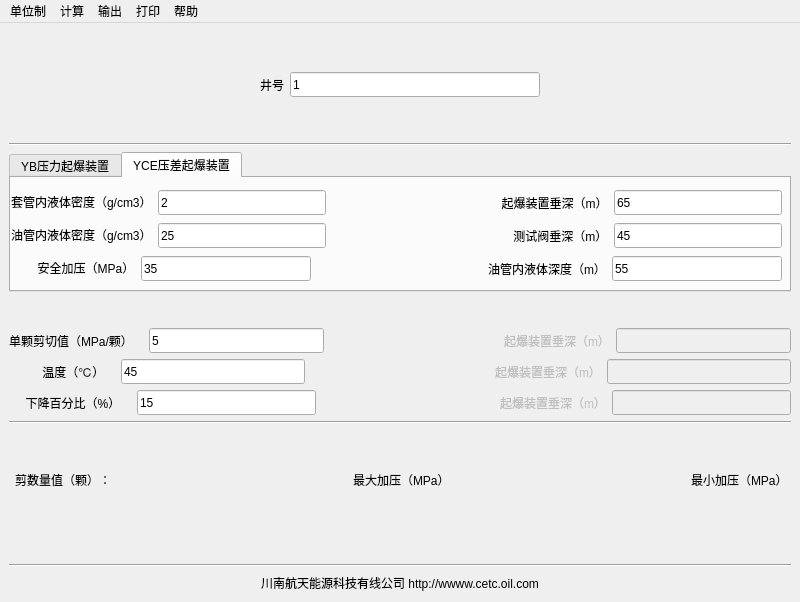
Old version of the form 02_python/ShearPinCalc/MainWindow.ui in the repository kurcoy/cetc.
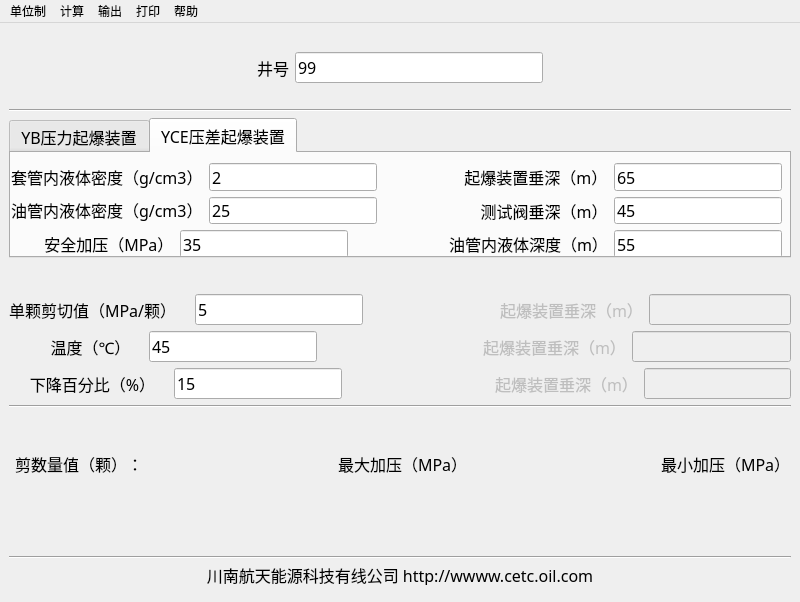
New version of the form.

Diff of the .ui file:
```diff
--- a/02_python/ShearPinCalc/MainWindow.ui
+++ b/02_python/ShearPinCalc/MainWindow.ui
@@ -29,6 +29,12 @@
    <layout class="QVBoxLayout" name="verticalLayout_3">
     <item>
      <spacer name="verticalSpacer">
+      <property name="font">
+       <font>
+        <family>宋体</family>
+        <pointsize>12</pointsize>
+       </font>
+      </property>
       <property name="orientation">
        <enum>Qt::Vertical</enum>
       </property>
@@ -38,7 +44,7 @@
       <property name="sizeHint" stdset="0">
        <size>
         <width>20</width>
-        <height>40</height>
+        <height>20</height>
        </size>
       </property>
      </spacer>
@@ -47,6 +53,12 @@
      <layout class="QHBoxLayout" name="horizontalLayout_7">
       <item>
        <spacer name="horizontalSpacer_2">
+        <property name="font">
+         <font>
+          <family>宋体</family>
+          <pointsize>12</pointsize>
+         </font>
+        </property>
         <property name="orientation">
          <enum>Qt::Horizontal</enum>
         </property>
@@ -63,6 +75,12 @@
       </item>
       <item>
        <widget class="QLabel" name="label">
+        <property name="font">
+         <font>
+          <family>宋体</family>
+          <pointsize>12</pointsize>
+         </font>
+        </property>
         <property name="text">
          <string>井号</string>
         </property>
@@ -76,8 +94,14 @@
           <height>25</height>
          </size>
         </property>
+        <property name="font">
+         <font>
+          <family>宋体</family>
+          <pointsize>12</pointsize>
+         </font>
+        </property>
         <property name="text">
-         <string>1</string>
+         <string>99</string>
         </property>
         <property name="placeholderText">
          <string/>
@@ -86,6 +110,12 @@
       </item>
       <item>
        <spacer name="horizontalSpacer">
+        <property name="font">
+         <font>
+          <family>宋体</family>
+          <pointsize>12</pointsize>
+         </font>
+        </property>
         <property name="orientation">
          <enum>Qt::Horizontal</enum>
         </property>
@@ -104,6 +134,12 @@
     </item>
     <item>
      <spacer name="verticalSpacer_2">
+      <property name="font">
+       <font>
+        <family>宋体</family>
+        <pointsize>12</pointsize>
+       </font>
+      </property>
       <property name="orientation">
        <enum>Qt::Vertical</enum>
       </property>
@@ -113,13 +149,19 @@
       <property name="sizeHint" stdset="0">
        <size>
         <width>20</width>
-        <height>40</height>
+        <height>20</height>
        </size>
       </property>
      </spacer>
     </item>
     <item>
      <widget class="Line" name="line">
+      <property name="font">
+       <font>
+        <family>宋体</family>
+        <pointsize>12</pointsize>
+       </font>
+      </property>
       <property name="orientation">
        <enum>Qt::Horizontal</enum>
       </property>
@@ -136,7 +178,7 @@
       <property name="minimumSize">
        <size>
         <width>550</width>
-        <height>90</height>
+        <height>120</height>
        </size>
       </property>
       <property name="maximumSize">
@@ -145,6 +187,12 @@
         <height>140</height>
        </size>
       </property>
+      <property name="font">
+       <font>
+        <family>宋体</family>
+        <pointsize>12</pointsize>
+       </font>
+      </property>
       <property name="focusPolicy">
        <enum>Qt::NoFocus</enum>
       </property>
@@ -325,6 +373,12 @@
           <height>95</height>
          </rect>
         </property>
+        <property name="font">
+         <font>
+          <family>宋体</family>
+          <pointsize>12</pointsize>
+         </font>
+        </property>
         <layout class="QVBoxLayout" name="verticalLayout_2">
          <item>
           <layout class="QHBoxLayout" name="horizontalLayout_11">
@@ -336,6 +390,12 @@
                <verstretch>0</verstretch>
               </sizepolicy>
              </property>
+             <property name="font">
+              <font>
+               <family>宋体</family>
+               <pointsize>12</pointsize>
+              </font>
+             </property>
              <property name="text">
               <string>套管内液体密度（g/cm3）</string>
              </property>
@@ -349,6 +409,12 @@
                <height>25</height>
               </size>
              </property>
+             <property name="font">
+              <font>
+               <family>宋体</family>
+               <pointsize>12</pointsize>
+              </font>
+             </property>
              <property name="text">
               <string>2</string>
              </property>
@@ -356,6 +422,12 @@
            </item>
            <item>
             <spacer name="horizontalSpacer_11">
+             <property name="font">
+              <font>
+               <family>宋体</family>
+               <pointsize>12</pointsize>
+              </font>
+             </property>
              <property name="orientation">
               <enum>Qt::Horizontal</enum>
              </property>
@@ -375,6 +447,12 @@
              <property name="enabled">
               <bool>true</bool>
              </property>
+             <property name="font">
+              <font>
+               <family>宋体</family>
+               <pointsize>12</pointsize>
+              </font>
+             </property>
              <property name="text">
               <string>  起爆装置垂深（m）</string>
              </property>
@@ -391,6 +469,12 @@
                <height>25</height>
               </size>
              </property>
+             <property name="font">
+              <font>
+               <family>宋体</family>
+               <pointsize>12</pointsize>
+              </font>
+             </property>
              <property name="text">
               <string>65</string>
              </property>
@@ -408,6 +492,12 @@
                <verstretch>0</verstretch>
               </sizepolicy>
              </property>
+             <property name="font">
+              <font>
+               <family>宋体</family>
+               <pointsize>12</pointsize>
+              </font>
+             </property>
              <property name="text">
               <string>油管内液体密度（g/cm3）</string>
              </property>
@@ -421,6 +511,12 @@
                <height>25</height>
               </size>
              </property>
+             <property name="font">
+              <font>
+               <family>宋体</family>
+               <pointsize>12</pointsize>
+              </font>
+             </property>
              <property name="text">
               <string>25</string>
              </property>
@@ -428,6 +524,12 @@
            </item>
            <item>
             <spacer name="horizontalSpacer_7">
+             <property name="font">
+              <font>
+               <family>宋体</family>
+               <pointsize>12</pointsize>
+              </font>
+             </property>
              <property name="orientation">
               <enum>Qt::Horizontal</enum>
              </property>
@@ -447,6 +549,12 @@
              <property name="enabled">
               <bool>true</bool>
              </property>
+             <property name="font">
+              <font>
+               <family>宋体</family>
+               <pointsize>12</pointsize>
+              </font>
+             </property>
              <property name="text">
               <string>    测试阀垂深（m）</string>
              </property>
@@ -463,6 +571,12 @@
                <height>25</height>
               </size>
              </property>
+             <property name="font">
+              <font>
+               <family>宋体</family>
+               <pointsize>12</pointsize>
+              </font>
+             </property>
              <property name="text">
               <string>45</string>
              </property>
@@ -480,6 +594,12 @@
                <verstretch>0</verstretch>
               </sizepolicy>
              </property>
+             <property name="font">
+              <font>
+               <family>宋体</family>
+               <pointsize>12</pointsize>
+              </font>
+             </property>
              <property name="text">
               <string>        安全加压（MPa）</string>
              </property>
@@ -493,6 +613,12 @@
                <height>25</height>
               </size>
              </property>
+             <property name="font">
+              <font>
+               <family>宋体</family>
+               <pointsize>12</pointsize>
+              </font>
+             </property>
              <property name="text">
               <string>35</string>
              </property>
@@ -500,6 +626,12 @@
            </item>
            <item>
             <spacer name="horizontalSpacer_5">
+             <property name="font">
+              <font>
+               <family>宋体</family>
+               <pointsize>12</pointsize>
+              </font>
+             </property>
              <property name="orientation">
               <enum>Qt::Horizontal</enum>
              </property>
@@ -519,6 +651,12 @@
              <property name="enabled">
               <bool>true</bool>
              </property>
+             <property name="font">
+              <font>
+               <family>宋体</family>
+               <pointsize>12</pointsize>
+              </font>
+             </property>
              <property name="text">
               <string>油管内液体深度（m）</string>
              </property>
@@ -535,6 +673,12 @@
                <height>25</height>
               </size>
              </property>
+             <property name="font">
+              <font>
+               <family>宋体</family>
+               <pointsize>12</pointsize>
+              </font>
+             </property>
              <property name="text">
               <string>55</string>
              </property>
@@ -549,6 +693,12 @@
     </item>
     <item>
      <spacer name="verticalSpacer_3">
+      <property name="font">
+       <font>
+        <family>宋体</family>
+        <pointsize>12</pointsize>
+       </font>
+      </property>
       <property name="orientation">
        <enum>Qt::Vertical</enum>
       </property>
@@ -569,6 +719,12 @@
        <layout class="QHBoxLayout" name="horizontalLayout">
         <item>
          <widget class="QLabel" name="label_12">
+          <property name="font">
+           <font>
+            <family>宋体</family>
+            <pointsize>12</pointsize>
+           </font>
+          </property>
           <property name="text">
            <string>单颗剪切值（MPa/颗）   </string>
           </property>
@@ -582,6 +738,12 @@
             <height>25</height>
            </size>
           </property>
+          <property name="font">
+           <font>
+            <family>宋体</family>
+            <pointsize>12</pointsize>
+           </font>
+          </property>
           <property name="text">
            <string>5</string>
           </property>
@@ -589,6 +751,12 @@
         </item>
         <item>
          <spacer name="horizontalSpacer_8">
+          <property name="font">
+           <font>
+            <family>宋体</family>
+            <pointsize>12</pointsize>
+           </font>
+          </property>
           <property name="orientation">
            <enum>Qt::Horizontal</enum>
           </property>
@@ -608,6 +776,12 @@
           <property name="enabled">
            <bool>false</bool>
           </property>
+          <property name="font">
+           <font>
+            <family>宋体</family>
+            <pointsize>12</pointsize>
+           </font>
+          </property>
           <property name="text">
            <string>起爆装置垂深（m）</string>
           </property>
@@ -624,6 +798,12 @@
             <height>25</height>
            </size>
           </property>
+          <property name="font">
+           <font>
+            <family>宋体</family>
+            <pointsize>12</pointsize>
+           </font>
+          </property>
          </widget>
         </item>
        </layout>
@@ -632,6 +812,12 @@
        <layout class="QHBoxLayout" name="horizontalLayout_2">
         <item>
          <widget class="QLabel" name="label_6">
+          <property name="font">
+           <font>
+            <family>宋体</family>
+            <pointsize>12</pointsize>
+           </font>
+          </property>
           <property name="text">
            <string>          温度（℃）   </string>
           </property>
@@ -645,6 +831,12 @@
             <height>25</height>
            </size>
           </property>
+          <property name="font">
+           <font>
+            <family>宋体</family>
+            <pointsize>12</pointsize>
+           </font>
+          </property>
           <property name="text">
            <string>45</string>
           </property>
@@ -652,6 +844,12 @@
         </item>
         <item>
          <spacer name="horizontalSpacer_4">
+          <property name="font">
+           <font>
+            <family>宋体</family>
+            <pointsize>12</pointsize>
+           </font>
+          </property>
           <property name="orientation">
            <enum>Qt::Horizontal</enum>
           </property>
@@ -671,6 +869,12 @@
           <property name="enabled">
            <bool>false</bool>
           </property>
+          <property name="font">
+           <font>
+            <family>宋体</family>
+            <pointsize>12</pointsize>
+           </font>
+          </property>
           <property name="text">
            <string>起爆装置垂深（m）</string>
           </property>
@@ -687,6 +891,12 @@
             <height>25</height>
            </size>
           </property>
+          <property name="font">
+           <font>
+            <family>宋体</family>
+            <pointsize>12</pointsize>
+           </font>
+          </property>
          </widget>
         </item>
        </layout>
@@ -695,6 +905,12 @@
        <layout class="QHBoxLayout" name="horizontalLayout_3">
         <item>
          <widget class="QLabel" name="label_8">
+          <property name="font">
+           <font>
+            <family>宋体</family>
+            <pointsize>12</pointsize>
+           </font>
+          </property>
           <property name="text">
            <string>     下降百分比（%）   </string>
           </property>
@@ -708,6 +924,12 @@
             <height>25</height>
            </size>
           </property>
+          <property name="font">
+           <font>
+            <family>宋体</family>
+            <pointsize>12</pointsize>
+           </font>
+          </property>
           <property name="text">
            <string>15</string>
           </property>
@@ -715,6 +937,12 @@
         </item>
         <item>
          <spacer name="horizontalSpacer_6">
+          <property name="font">
+           <font>
+            <family>宋体</family>
+            <pointsize>12</pointsize>
+           </font>
+          </property>
           <property name="orientation">
            <enum>Qt::Horizontal</enum>
           </property>
@@ -734,6 +962,12 @@
           <property name="enabled">
            <bool>false</bool>
           </property>
+          <property name="font">
+           <font>
+            <family>宋体</family>
+            <pointsize>12</pointsize>
+           </font>
+          </property>
           <property name="text">
            <string>起爆装置垂深（m）</string>
           </property>
@@ -750,6 +984,12 @@
             <height>25</height>
            </size>
           </property>
+          <property name="font">
+           <font>
+            <family>宋体</family>
+            <pointsize>12</pointsize>
+           </font>
+          </property>
          </widget>
         </item>
        </layout>
@@ -758,6 +998,12 @@
     </item>
     <item>
      <widget class="Line" name="line_3">
+      <property name="font">
+       <font>
+        <family>宋体</family>
+        <pointsize>12</pointsize>
+       </font>
+      </property>
       <property name="orientation">
        <enum>Qt::Horizontal</enum>
       </property>
@@ -765,6 +1011,12 @@
     </item>
     <item>
      <spacer name="verticalSpacer_4">
+      <property name="font">
+       <font>
+        <family>宋体</family>
+        <pointsize>12</pointsize>
+       </font>
+      </property>
       <property name="orientation">
        <enum>Qt::Vertical</enum>
       </property>
@@ -793,9 +1045,15 @@
       </item>
       <item>
        <widget class="QLabel" name="label_17">
+        <property name="sizePolicy">
+         <sizepolicy hsizetype="Expanding" vsizetype="Preferred">
+          <horstretch>0</horstretch>
+          <verstretch>0</verstretch>
+         </sizepolicy>
+        </property>
         <property name="minimumSize">
          <size>
-          <width>100</width>
+          <width>130</width>
           <height>10</height>
          </size>
         </property>
@@ -805,6 +1063,12 @@
           <height>20</height>
          </size>
         </property>
+        <property name="font">
+         <font>
+          <family>宋体</family>
+          <pointsize>12</pointsize>
+         </font>
+        </property>
         <property name="text">
          <string>剪数量值（颗）：</string>
         </property>
@@ -818,9 +1082,18 @@
           <height>40</height>
          </size>
         </property>
+        <property name="font">
+         <font>
+          <family>宋体</family>
+          <pointsize>12</pointsize>
+         </font>
+        </property>
         <property name="orientation">
          <enum>Qt::Horizontal</enum>
         </property>
+        <property name="sizeType">
+         <enum>QSizePolicy::Preferred</enum>
+        </property>
         <property name="sizeHint" stdset="0">
          <size>
           <width>40</width>
@@ -831,9 +1104,15 @@
       </item>
       <item>
        <widget class="QLabel" name="label_18">
+        <property name="sizePolicy">
+         <sizepolicy hsizetype="Expanding" vsizetype="Preferred">
+          <horstretch>0</horstretch>
+          <verstretch>0</verstretch>
+         </sizepolicy>
+        </property>
         <property name="minimumSize">
          <size>
-          <width>100</width>
+          <width>130</width>
           <height>10</height>
          </size>
         </property>
@@ -843,6 +1122,12 @@
           <height>20</height>
          </size>
         </property>
+        <property name="font">
+         <font>
+          <family>宋体</family>
+          <pointsize>12</pointsize>
+         </font>
+        </property>
         <property name="text">
          <string>最大加压（MPa）：</string>
         </property>
@@ -856,9 +1141,18 @@
           <height>40</height>
          </size>
         </property>
+        <property name="font">
+         <font>
+          <family>宋体</family>
+          <pointsize>12</pointsize>
+         </font>
+        </property>
         <property name="orientation">
          <enum>Qt::Horizontal</enum>
         </property>
+        <property name="sizeType">
+         <enum>QSizePolicy::Preferred</enum>
+        </property>
         <property name="sizeHint" stdset="0">
          <size>
           <width>40</width>
@@ -869,9 +1163,15 @@
       </item>
       <item>
        <widget class="QLabel" name="label_19">
+        <property name="sizePolicy">
+         <sizepolicy hsizetype="Expanding" vsizetype="Preferred">
+          <horstretch>0</horstretch>
+          <verstretch>0</verstretch>
+         </sizepolicy>
+        </property>
         <property name="minimumSize">
          <size>
-          <width>100</width>
+          <width>130</width>
           <height>10</height>
          </size>
         </property>
@@ -881,6 +1181,12 @@
           <height>20</height>
          </size>
         </property>
+        <property name="font">
+         <font>
+          <family>宋体</family>
+          <pointsize>12</pointsize>
+         </font>
+        </property>
         <property name="text">
          <string>最小加压（MPa）：</string>
         </property>
@@ -901,6 +1207,12 @@
           <height>10</height>
          </size>
         </property>
+        <property name="maximumSize">
+         <size>
+          <width>16777215</width>
+          <height>30</height>
+         </size>
+        </property>
         <property name="palette">
          <palette>
           <active>
@@ -968,7 +1280,7 @@
         <property name="font">
          <font>
           <family>宋体</family>
-          <pointsize>20</pointsize>
+          <pointsize>18</pointsize>
          </font>
         </property>
         <property name="autoFillBackground">
@@ -996,6 +1308,12 @@
           <height>40</height>
          </size>
         </property>
+        <property name="font">
+         <font>
+          <family>宋体</family>
+          <pointsize>12</pointsize>
+         </font>
+        </property>
         <property name="orientation">
          <enum>Qt::Horizontal</enum>
         </property>
@@ -1015,6 +1333,12 @@
           <height>10</height>
          </size>
         </property>
+        <property name="maximumSize">
+         <size>
+          <width>16777215</width>
+          <height>30</height>
+         </size>
+        </property>
         <property name="palette">
          <palette>
           <active>
@@ -1082,7 +1406,7 @@
         <property name="font">
          <font>
           <family>宋体</family>
-          <pointsize>20</pointsize>
+          <pointsize>18</pointsize>
          </font>
         </property>
         <property name="autoFillBackground">
@@ -1110,6 +1434,12 @@
           <height>40</height>
          </size>
         </property>
+        <property name="font">
+         <font>
+          <family>宋体</family>
+          <pointsize>12</pointsize>
+         </font>
+        </property>
         <property name="orientation">
          <enum>Qt::Horizontal</enum>
         </property>
@@ -1129,6 +1459,12 @@
           <height>10</height>
          </size>
         </property>
+        <property name="maximumSize">
+         <size>
+          <width>16777215</width>
+          <height>30</height>
+         </size>
+        </property>
         <property name="palette">
          <palette>
           <active>
@@ -1196,7 +1532,7 @@
         <property name="font">
          <font>
           <family>宋体</family>
-          <pointsize>20</pointsize>
+          <pointsize>18</pointsize>
          </font>
         </property>
         <property name="autoFillBackground">
@@ -1218,8 +1554,36 @@
       </item>
      </layout>
     </item>
+    <item>
+     <spacer name="verticalSpacer_5">
+      <property name="font">
+       <font>
+        <family>宋体</family>
+        <pointsize>12</pointsize>
+       </font>
+      </property>
+      <property name="orientation">
+       <enum>Qt::Vertical</enum>
+      </property>
+      <property name="sizeType">
+       <enum>QSizePolicy::Fixed</enum>
+      </property>
+      <property name="sizeHint" stdset="0">
+       <size>
+        <width>20</width>
+        <height>20</height>
+       </size>
+      </property>
+     </spacer>
+    </item>
     <item>
      <widget class="Line" name="line_4">
+      <property name="font">
+       <font>
+        <family>宋体</family>
+        <pointsize>12</pointsize>
+       </font>
+      </property>
       <property name="orientation">
        <enum>Qt::Horizontal</enum>
       </property>
@@ -1233,6 +1597,12 @@
         <height>20</height>
        </size>
       </property>
+      <property name="font">
+       <font>
+        <family>宋体</family>
+        <pointsize>12</pointsize>
+       </font>
+      </property>
       <property name="text">
        <string>川南航天能源科技有线公司 http://wwww.cetc.oil.com</string>
       </property>
```
Left out of the diff: 61 changed lines with no effect on the pictures.
